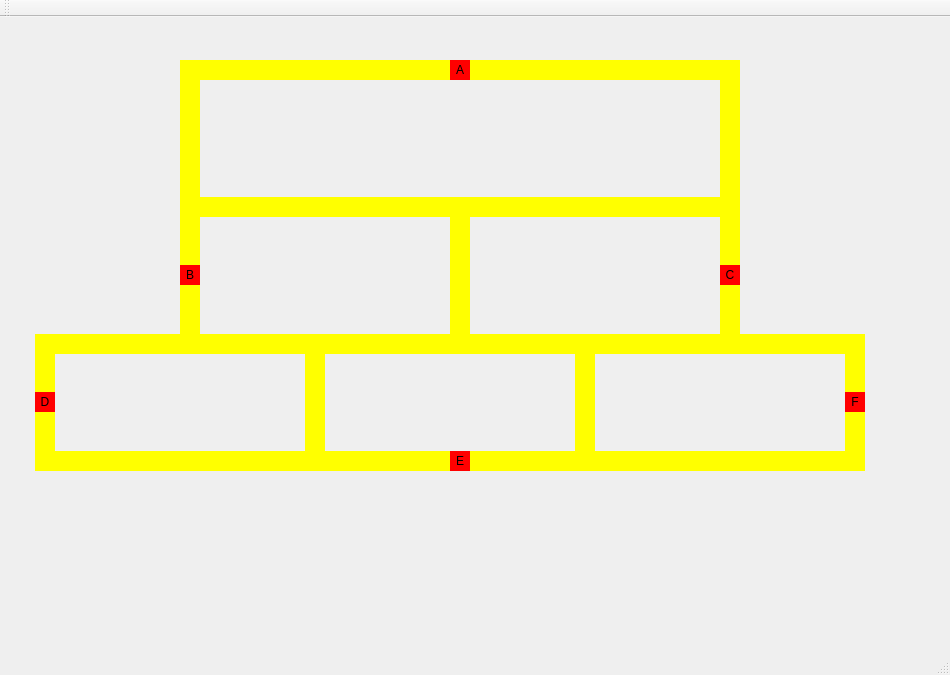
Old version of the form mainwindow.ui in the repository helena-varela/projeto-trem.
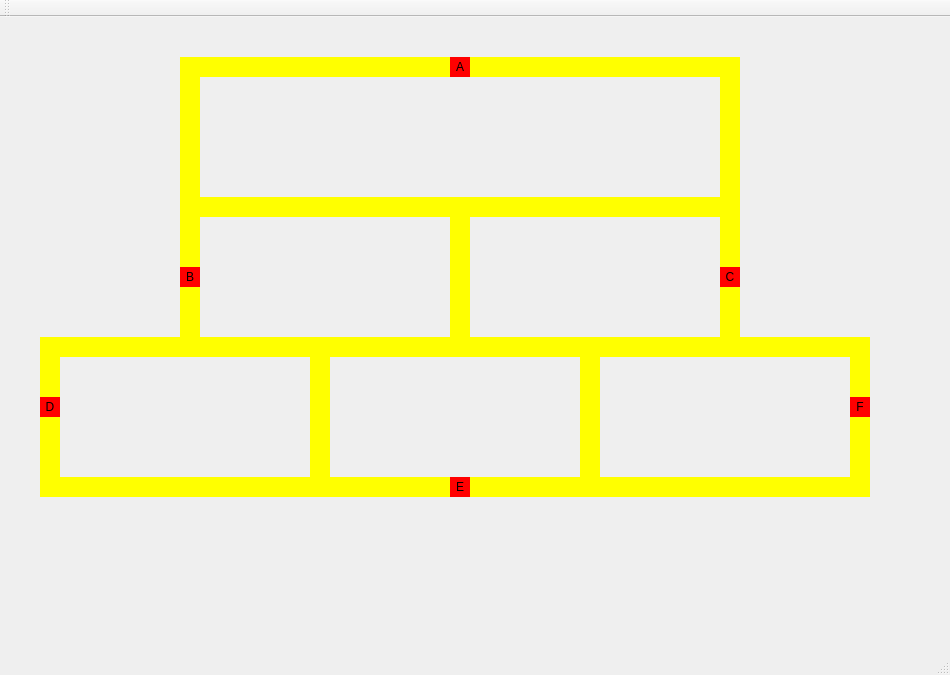
New version of the form.

Commit message: refactor:reposicionando alguns trens e trilhos

```diff
--- a/mainwindow.ui
+++ b/mainwindow.ui
@@ -18,7 +18,7 @@
     <property name="geometry">
      <rect>
       <x>450</x>
-      <y>43</y>
+      <y>40</y>
       <width>20</width>
       <height>20</height>
      </rect>
@@ -40,7 +40,7 @@
     <property name="geometry">
      <rect>
       <x>180</x>
-      <y>248</y>
+      <y>250</y>
       <width>20</width>
       <height>20</height>
      </rect>
@@ -59,7 +59,7 @@
     <property name="geometry">
      <rect>
       <x>720</x>
-      <y>248</y>
+      <y>250</y>
       <width>20</width>
       <height>20</height>
      </rect>
@@ -77,8 +77,8 @@
    <widget class="QLabel" name="label_trem4">
     <property name="geometry">
      <rect>
-      <x>35</x>
-      <y>375</y>
+      <x>40</x>
+      <y>380</y>
       <width>20</width>
       <height>20</height>
      </rect>
@@ -97,7 +97,7 @@
     <property name="geometry">
      <rect>
       <x>450</x>
-      <y>434</y>
+      <y>460</y>
       <width>20</width>
       <height>20</height>
      </rect>
@@ -115,8 +115,8 @@
    <widget class="QLabel" name="label_trem6">
     <property name="geometry">
      <rect>
-      <x>845</x>
-      <y>375</y>
+      <x>850</x>
+      <y>380</y>
       <width>20</width>
       <height>20</height>
      </rect>
@@ -153,7 +153,7 @@
       <x>450</x>
       <y>180</y>
       <width>20</width>
-      <height>137</height>
+      <height>140</height>
      </rect>
     </property>
     <property name="styleSheet">
@@ -169,7 +169,7 @@
       <x>180</x>
       <y>180</y>
       <width>20</width>
-      <height>137</height>
+      <height>140</height>
      </rect>
     </property>
     <property name="styleSheet">
@@ -185,7 +185,7 @@
       <x>720</x>
       <y>180</y>
       <width>20</width>
-      <height>137</height>
+      <height>140</height>
      </rect>
     </property>
     <property name="styleSheet">
@@ -215,7 +215,7 @@
     <property name="geometry">
      <rect>
       <x>200</x>
-      <y>43</y>
+      <y>40</y>
       <width>520</width>
       <height>20</height>
      </rect>
@@ -231,9 +231,9 @@
     <property name="geometry">
      <rect>
       <x>180</x>
-      <y>43</y>
+      <y>40</y>
       <width>20</width>
-      <height>137</height>
+      <height>140</height>
      </rect>
     </property>
     <property name="styleSheet">
@@ -247,9 +247,9 @@
     <property name="geometry">
      <rect>
       <x>720</x>
-      <y>43</y>
+      <y>40</y>
       <width>20</width>
-      <height>137</height>
+      <height>140</height>
      </rect>
     </property>
     <property name="styleSheet">
@@ -262,8 +262,8 @@
    <widget class="QLabel" name="label_trilho2_3">
     <property name="geometry">
      <rect>
-      <x>55</x>
-      <y>317</y>
+      <x>60</x>
+      <y>320</y>
       <width>250</width>
       <height>20</height>
      </rect>
@@ -278,10 +278,10 @@
    <widget class="QLabel" name="label_trilho4_5">
     <property name="geometry">
      <rect>
-      <x>35</x>
-      <y>317</y>
+      <x>40</x>
+      <y>320</y>
       <width>20</width>
-      <height>137</height>
+      <height>140</height>
      </rect>
     </property>
     <property name="styleSheet">
@@ -294,10 +294,10 @@
    <widget class="QLabel" name="label_trilho4_6">
     <property name="geometry">
      <rect>
-      <x>305</x>
-      <y>317</y>
+      <x>310</x>
+      <y>320</y>
       <width>20</width>
-      <height>137</height>
+      <height>140</height>
      </rect>
     </property>
     <property name="styleSheet">
@@ -310,9 +310,9 @@
    <widget class="QLabel" name="label_trilho2_4">
     <property name="geometry">
      <rect>
-      <x>55</x>
-      <y>434</y>
-      <width>250</width>
+      <x>40</x>
+      <y>460</y>
+      <width>290</width>
       <height>20</height>
      </rect>
     </property>
@@ -326,8 +326,8 @@
    <widget class="QLabel" name="label_trilho2_5">
     <property name="geometry">
      <rect>
-      <x>325</x>
-      <y>317</y>
+      <x>330</x>
+      <y>320</y>
       <width>250</width>
       <height>20</height>
      </rect>
@@ -342,9 +342,9 @@
    <widget class="QLabel" name="label_trilho2_6">
     <property name="geometry">
      <rect>
-      <x>325</x>
-      <y>434</y>
-      <width>250</width>
+      <x>330</x>
+      <y>460</y>
+      <width>270</width>
       <height>20</height>
      </rect>
     </property>
@@ -358,10 +358,10 @@
    <widget class="QLabel" name="label_trilho4_7">
     <property name="geometry">
      <rect>
-      <x>575</x>
-      <y>317</y>
+      <x>580</x>
+      <y>320</y>
       <width>20</width>
-      <height>137</height>
+      <height>140</height>
      </rect>
     </property>
     <property name="styleSheet">
@@ -374,8 +374,8 @@
    <widget class="QLabel" name="label_trilho2_7">
     <property name="geometry">
      <rect>
-      <x>595</x>
-      <y>317</y>
+      <x>600</x>
+      <y>320</y>
       <width>250</width>
       <height>20</height>
      </rect>
@@ -390,9 +390,9 @@
    <widget class="QLabel" name="label_trilho2_8">
     <property name="geometry">
      <rect>
-      <x>595</x>
-      <y>434</y>
-      <width>250</width>
+      <x>600</x>
+      <y>460</y>
+      <width>270</width>
       <height>20</height>
      </rect>
     </property>
@@ -406,10 +406,10 @@
    <widget class="QLabel" name="label_trilho4_9">
     <property name="geometry">
      <rect>
-      <x>845</x>
-      <y>317</y>
+      <x>850</x>
+      <y>320</y>
       <width>20</width>
-      <height>137</height>
+      <height>140</height>
      </rect>
     </property>
     <property name="styleSheet">
```
